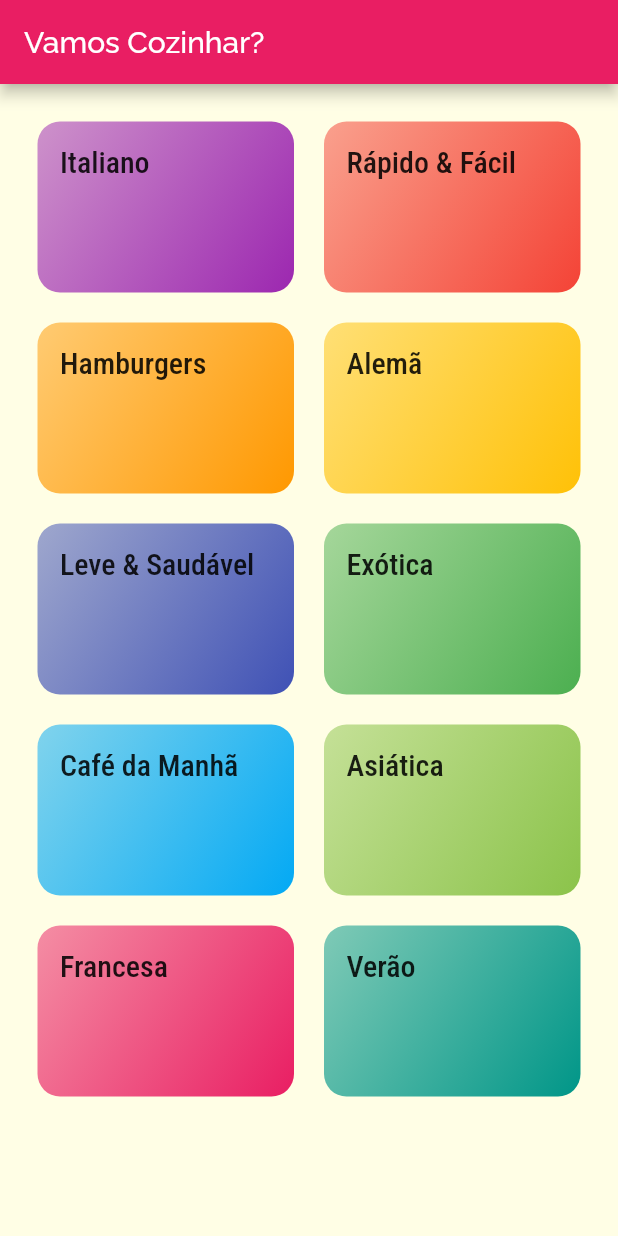
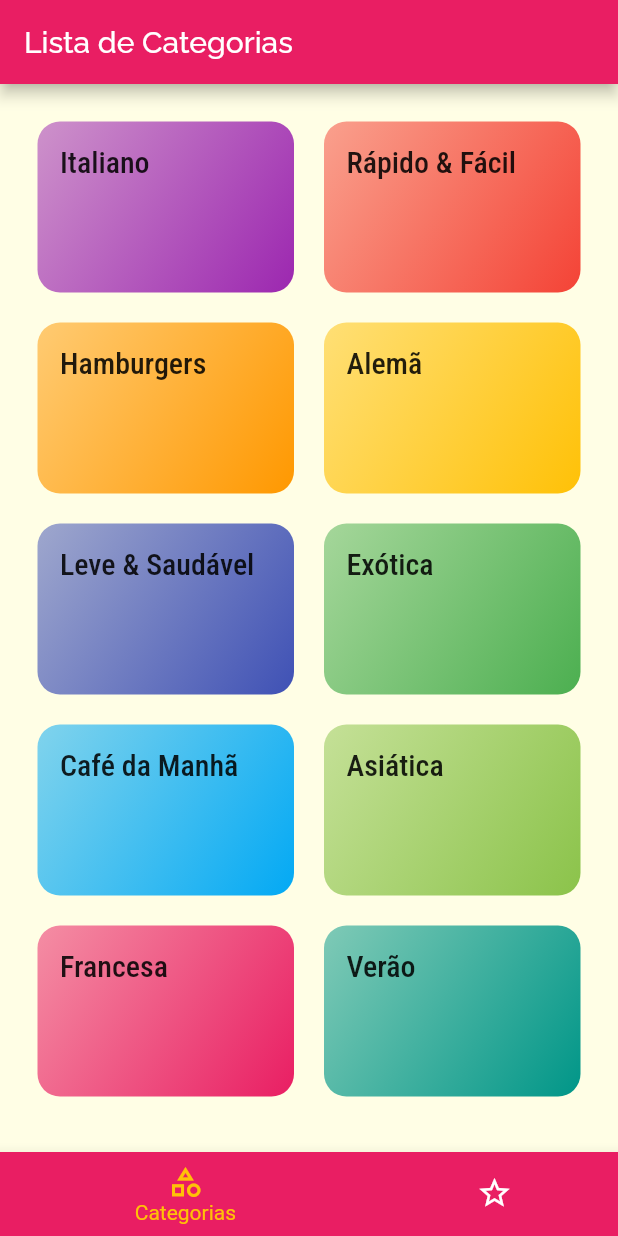
Before and after one commit to Leonardoozelin/meals, a Flutter app: the screen it shows after launch, on a phone screen of 412 x 824 dp. Run offline on Flutter 3.47's test engine with Material 2 defaults, Android fonts, the phone set to English and light mode, and no system bars.

Commit message:
Add TabBar and Details Screen

```diff
--- a/lib/main.dart
+++ b/lib/main.dart
@@ -1,7 +1,8 @@
 import 'package:flutter/material.dart';
-import 'package:meals/screens/categirues_meals_screen.dart';
+import 'package:meals/screens/categiries_meals_screen.dart';
 import 'package:meals/screens/categories_screen.dart';
 import 'package:meals/screens/meal_detail_screen.dart';
+import 'package:meals/screens/tabs_screen.dart';
 import 'package:meals/utils/app_routes.dart';
 
 void main() {
@@ -25,9 +26,16 @@ class MyApp extends StatelessWidget {
                 ),
               )),
       routes: {
-        AppRoutes.HOME: (ctx) => CategoriesScreen(),
+        AppRoutes.HOME: (ctx) => TabsScreen(),
         AppRoutes.CATEGORIES_MEALS: (ctx) => CategoriesMealsScreen(),
         AppRoutes.MEAL_DETAIL: (ctx) => MealDetailScreen(),
+      },
+      onUnknownRoute: (settings) {
+        return MaterialPageRoute(
+          builder: (_) {
+            return CategoriesScreen();
+          },
+        );
       },
     );
   }
--- a/lib/screens/categories_screen.dart
+++ b/lib/screens/categories_screen.dart
@@ -7,13 +7,7 @@ class CategoriesScreen extends StatelessWidget {
 
   @override
   Widget build(BuildContext context) {
-    return Scaffold(
-      appBar: AppBar(
-        title: Text(
-          'Vamos Cozinhar?',
-        ),
-      ),
-      body: GridView(
+    return GridView(
       padding: const EdgeInsets.all(25),
       gridDelegate: SliverGridDelegateWithMaxCrossAxisExtent(
         maxCrossAxisExtent: 200,
@@ -24,7 +18,6 @@ class CategoriesScreen extends StatelessWidget {
       children: DUMMY_CATEGORIES.map((e) {
         return CategoryItem(e);
       }).toList(),
-      ),
     );
   }
 }
--- /dev/null
+++ b/lib/screens/tabs_screen.dart
@@ -0,0 +1,62 @@
+import 'package:flutter/material.dart';
+import 'package:meals/screens/categories_screen.dart';
+import 'package:meals/screens/favorite_screen.dart';
+
+class TabsScreen extends StatefulWidget {
+  const TabsScreen({Key? key}) : super(key: key);
+
+  @override
+  _TabsScreenState createState() => _TabsScreenState();
+}
+
+class _TabsScreenState extends State<TabsScreen> {
+  int _selectedScreenIndex = 0;
+  final List<Map<String, Object>> _screens = [
+    {
+      'title': 'Lista de Categorias',
+      'screen': CategoriesScreen(),
+    },
+    {
+      'title': 'Meus Favoritos',
+      'screen': FavoriteScreen(),
+    }
+  ];
+
+  _selectScreen(int index) {
+    setState(() {
+      _selectedScreenIndex = index;
+    });
+  }
+
+  @override
+  Widget build(BuildContext context) {
+    return Scaffold(
+      appBar: AppBar(
+        title: Text(
+          _screens[_selectedScreenIndex]['title'] as String,
+        ),
+      ),
+      body: _screens[_selectedScreenIndex]['screen'] as Widget,
+      bottomNavigationBar: BottomNavigationBar(
+        onTap: _selectScreen,
+        backgroundColor: Theme.of(context).primaryColor,
+        unselectedItemColor: Colors.white,
+        selectedItemColor: Theme.of(context).accentColor,
+        currentIndex: _selectedScreenIndex,
+        type: BottomNavigationBarType.shifting,
+        items: [
+          BottomNavigationBarItem(
+            backgroundColor: Theme.of(context).primaryColor,
+            icon: Icon(Icons.category_outlined),
+            label: 'Categorias',
+          ),
+          BottomNavigationBarItem(
+            backgroundColor: Theme.of(context).primaryColor,
+            icon: Icon(Icons.star_border),
+            label: 'Favoritos',
+          ),
+        ],
+      ),
+    );
+  }
+}
```
Also changed, not shown: lib/screens/favorite_screen.dart (added, +12 -0 lines), lib/screens/meal_detail_screen.dart (+76 -2 lines), lib/screens/categiries_meals_screen.dart (renamed from lib/screens/categirues_meals_screen.dart). Lines whose indentation alone changed are shown as unchanged.
